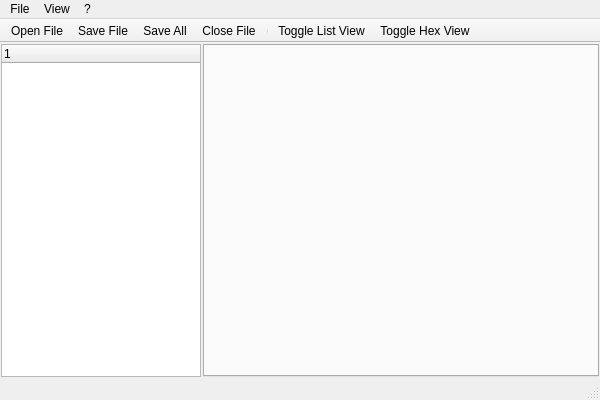
Old version of the form PE Dissector/MainWindow.ui in the repository Liftu/PE-Dissector.
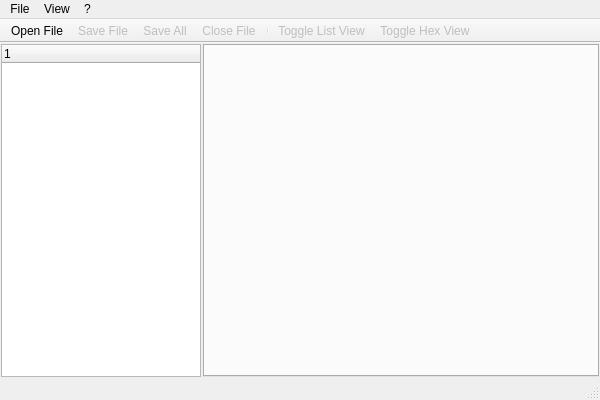
New version of the form. Icons and pictures are not drawn.

Commit message: [Set] unimplemented features disabled by default

```diff
--- a/PE Dissector/MainWindow.ui
+++ b/PE Dissector/MainWindow.ui
@@ -135,6 +135,9 @@
    <property name="checked">
     <bool>false</bool>
    </property>
+   <property name="enabled">
+    <bool>false</bool>
+   </property>
    <property name="icon">
     <iconset resource="MainWindow.qrc">
      <normaloff>:/MainWindow/Resources/Table_16x.png</normaloff>:/MainWindow/Resources/Table_16x.png</iconset>
@@ -147,6 +150,9 @@
    <property name="checkable">
     <bool>true</bool>
    </property>
+   <property name="enabled">
+    <bool>false</bool>
+   </property>
    <property name="icon">
     <iconset resource="MainWindow.qrc">
      <normaloff>:/MainWindow/Resources/BalanceBrace_16x.png</normaloff>:/MainWindow/Resources/BalanceBrace_16x.png</iconset>
@@ -165,6 +171,9 @@
    </property>
   </action>
   <action name="actionSave_File">
+   <property name="enabled">
+    <bool>false</bool>
+   </property>
    <property name="icon">
     <iconset resource="MainWindow.qrc">
      <normaloff>:/MainWindow/Resources/Save_16x.png</normaloff>:/MainWindow/Resources/Save_16x.png</iconset>
@@ -183,6 +192,9 @@
    </property>
   </action>
   <action name="actionSave_All">
+   <property name="enabled">
+    <bool>false</bool>
+   </property>
    <property name="icon">
     <iconset resource="MainWindow.qrc">
      <normaloff>:/MainWindow/Resources/SaveAll_16x.png</normaloff>:/MainWindow/Resources/SaveAll_16x.png</iconset>
@@ -192,6 +204,9 @@
    </property>
   </action>
   <action name="actionClose_File">
+   <property name="enabled">
+    <bool>false</bool>
+   </property>
    <property name="icon">
     <iconset resource="MainWindow.qrc">
      <normaloff>:/MainWindow/Resources/Cancel_16x.png</normaloff>:/MainWindow/Resources/Cancel_16x.png</iconset>
```
Left out of the diff: 6 changed lines with no effect on the pictures.
